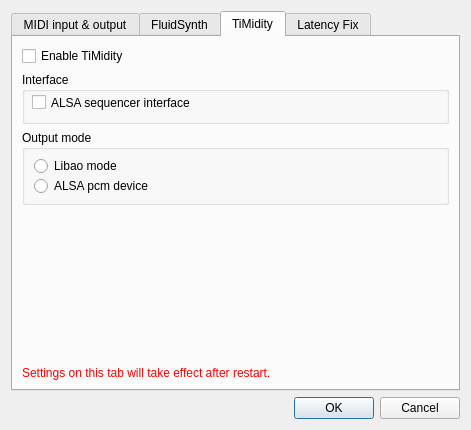
pianobooster/PianoBooster, file src/GuiMidiSetupDialog.ui: the form before one commit.
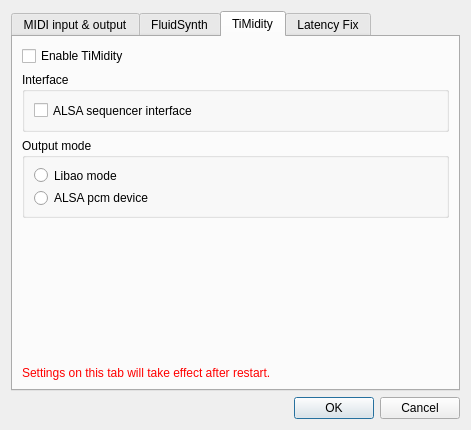
The form after the commit.

Commit message: replace strings

```diff
--- a/src/GuiMidiSetupDialog.ui
+++ b/src/GuiMidiSetupDialog.ui
@@ -374,31 +374,27 @@
          <property name="minimumSize">
           <size>
            <width>0</width>
-           <height>52</height>
+           <height>60</height>
           </size>
          </property>
          <property name="maximumSize">
           <size>
            <width>16777215</width>
-           <height>52</height>
+           <height>60</height>
           </size>
          </property>
          <property name="title">
           <string>Interface</string>
          </property>
-         <widget class="QCheckBox" name="timiditySequencerInterface">
-          <property name="geometry">
-           <rect>
-            <x>10</x>
-            <y>20</y>
-            <width>411</width>
-            <height>21</height>
-           </rect>
-          </property>
+         <layout class="QVBoxLayout" name="verticalLayout_10">
+          <item>
+           <widget class="QCheckBox" name="timidityAlsa">
           <property name="text">
            <string>ALSA sequencer interface</string>
           </property>
          </widget>
+          </item>
+         </layout>
         </widget>
        </item>
        <item>
@@ -406,13 +402,13 @@
          <property name="minimumSize">
           <size>
            <width>0</width>
-           <height>75</height>
+           <height>80</height>
           </size>
          </property>
          <property name="maximumSize">
           <size>
            <width>16777215</width>
-           <height>75</height>
+           <height>80</height>
           </size>
          </property>
          <property name="title">
```
Lines whose indentation alone changed are shown as unchanged. The commit also changes 2 other files.
